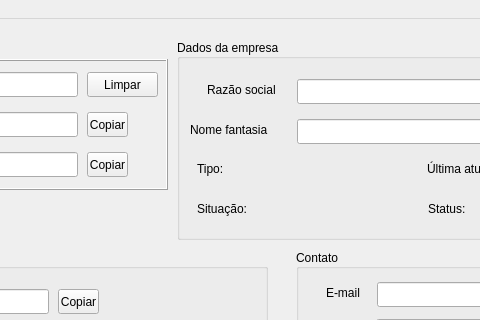
Old version of the form CNPJ_Finder/mainwindow.ui in the repository CaduBastos/cnpj_finder; both pictures show x 254 to 734 and y 0 to 320 of the 1197 by 679 pixel window.
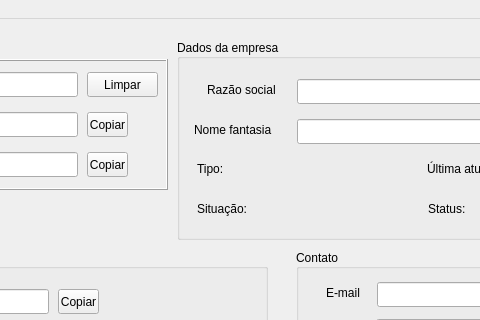
New version of the form. Icons and pictures are not drawn.

```diff
--- a/CNPJ_Finder/mainwindow.ui
+++ b/CNPJ_Finder/mainwindow.ui
@@ -560,9 +560,9 @@
     <widget class="QLabel" name="label_fake_name">
      <property name="geometry">
       <rect>
-       <x>13</x>
+       <x>17</x>
        <y>81</y>
-       <width>101</width>
+       <width>80</width>
        <height>20</height>
       </rect>
      </property>
```
Left out of the diff: 18 changed lines with no effect on the pictures.
